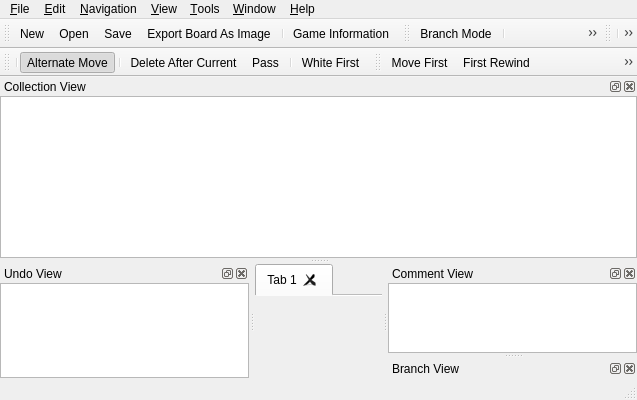
Old version of the form branches/2.0.0/mainwindow.ui in the repository nullx002/mugo.
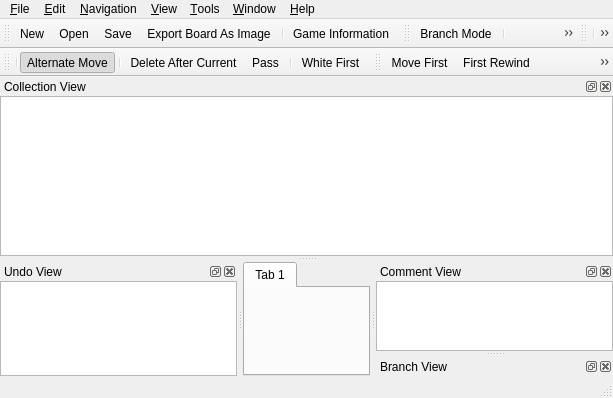
New version of the form. Icons and pictures are not drawn.

Diff of the .ui file:
```diff
--- a/branches/2.0.0/mainwindow.ui
+++ b/branches/2.0.0/mainwindow.ui
@@ -6,8 +6,8 @@
    <rect>
     <x>0</x>
     <y>0</y>
-    <width>637</width>
-    <height>400</height>
+    <width>613</width>
+    <height>398</height>
    </rect>
   </property>
   <property name="windowTitle">
@@ -19,38 +19,15 @@
   </property>
   <widget class="QWidget" name="centralWidget">
    <layout class="QHBoxLayout" name="horizontalLayout">
-    <property name="spacing">
-     <number>0</number>
-    </property>
     <property name="margin">
      <number>0</number>
     </property>
     <item>
      <widget class="QTabWidget" name="boardTabWidget">
-      <property name="currentIndex">
-       <number>0</number>
-      </property>
-      <property name="documentMode">
-       <bool>true</bool>
-      </property>
-      <property name="tabsClosable">
-       <bool>true</bool>
-      </property>
-      <property name="movable">
-       <bool>true</bool>
-      </property>
       <widget class="QWidget" name="tab">
        <attribute name="title">
         <string>Tab 1</string>
        </attribute>
-       <layout class="QHBoxLayout" name="horizontalLayout_2">
-        <property name="spacing">
-         <number>0</number>
-        </property>
-        <property name="margin">
-         <number>0</number>
-        </property>
-       </layout>
       </widget>
      </widget>
     </item>
@@ -61,7 +38,7 @@
     <rect>
      <x>0</x>
      <y>0</y>
-     <width>637</width>
+     <width>613</width>
      <height>25</height>
     </rect>
    </property>
```
